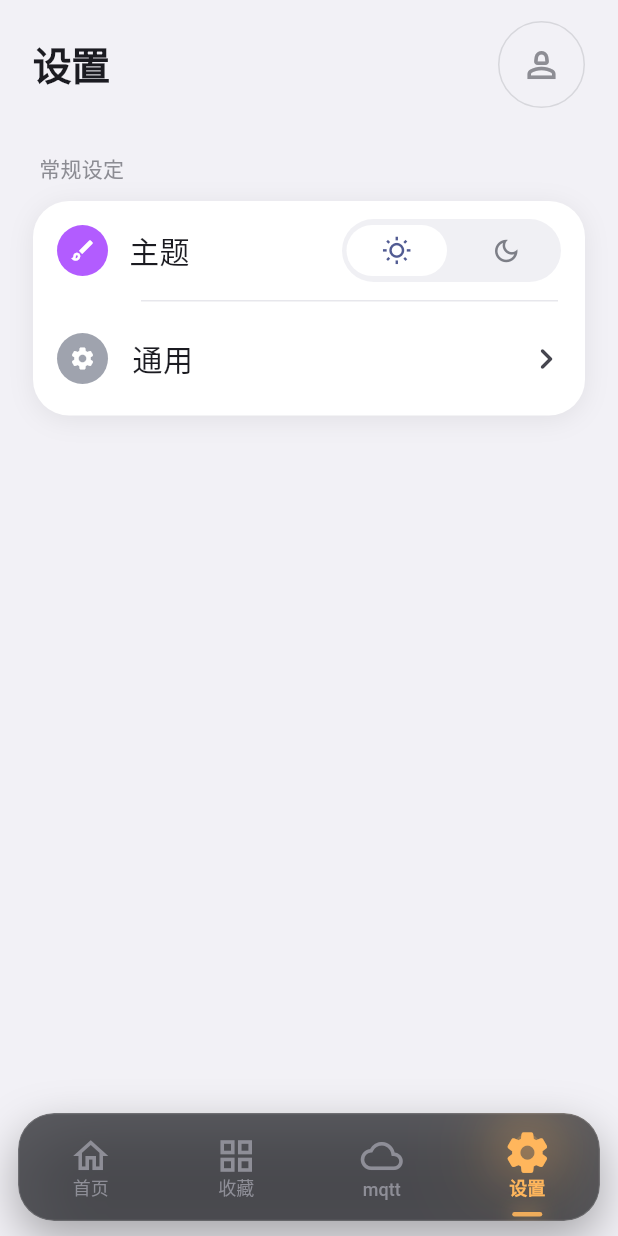
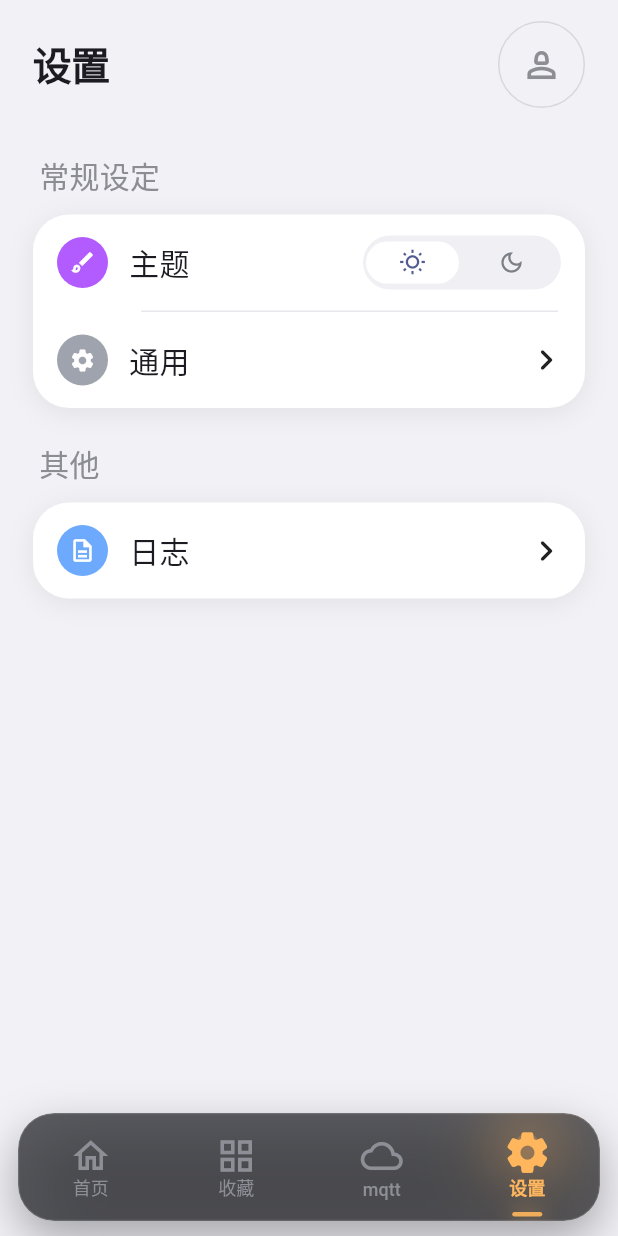
Before and after one commit to ge-fei-fan/galaxy-ios, a Flutter app: the screen it shows after launch, item 4 of the bottom bar chosen, on a phone screen of 412 x 824 dp. Run offline on Flutter 3.47's test engine with Material 3 defaults, Android fonts, the phone set to English and light mode, and no system bars; our stand-ins replace app_links, flutter_local_notifications, hive_flutter, webview_flutter; missing offline and left inert: mqtt_client; accounts and stored records are empty.

Commit message:
样式修改5

```diff
--- a/lib/pages/settings_page.dart
+++ b/lib/pages/settings_page.dart
@@ -1,6 +1,7 @@
 import 'package:flutter/material.dart';
 
 import 'package:galaxy_ios/controllers/mqtt_controller.dart';
+import 'package:galaxy_ios/pages/logs_page.dart';
 import 'package:galaxy_ios/widgets/page_header.dart';
 
 class SettingsPage extends StatelessWidget {
@@ -30,7 +31,9 @@ class SettingsPage extends StatelessWidget {
       body: SafeArea(
         child: Padding(
           padding: const EdgeInsets.fromLTRB(22, 14, 22, 16),
-          child: Column(
+          child: ListView(
+            children: [
+              Column(
                 crossAxisAlignment: CrossAxisAlignment.start,
                 children: [
                   AppPageTitle(
@@ -46,9 +49,9 @@ class SettingsPage extends StatelessWidget {
                     child: Text(
                       '常规设定',
                       style: TextStyle(
-                    fontSize: 14,
+                        fontSize: 20,
                         color: sectionTitleColor,
-                    fontWeight: FontWeight.w500,
+                        fontWeight: FontWeight.w400,
                         letterSpacing: 0.2,
                       ),
                     ),
@@ -73,10 +76,54 @@ class SettingsPage extends StatelessWidget {
                           isDarkMode: isDarkMode,
                           onThemeModeChanged: onThemeModeChanged,
                         ),
-                    Divider(height: 1, indent: 72, endIndent: 18, color: lineColor),
+                        Divider(
+                          height: 1,
+                          indent: 72,
+                          endIndent: 18,
+                          color: lineColor,
+                        ),
                         const _GeneralRow(),
                       ],
                     ),
+                  ),
+                  const SizedBox(height: 22),
+                  Padding(
+                    padding: const EdgeInsets.only(left: 4),
+                    child: Text(
+                      '其他',
+                      style: TextStyle(
+                        fontSize: 20,
+                        color: sectionTitleColor,
+                        fontWeight: FontWeight.w400,
+                        letterSpacing: 0.2,
+                      ),
+                    ),
+                  ),
+                  const SizedBox(height: 12),
+                  Container(
+                    decoration: BoxDecoration(
+                      color: cardColor,
+                      borderRadius: BorderRadius.circular(24),
+                      boxShadow: [
+                        if (!isDark)
+                          const BoxShadow(
+                            color: Color(0x12000000),
+                            blurRadius: 14,
+                            offset: Offset(0, 3),
+                          ),
+                      ],
+                    ),
+                    child: _LogsRow(
+                      onTap: () {
+                        Navigator.of(context).push(
+                          MaterialPageRoute(
+                            builder: (_) => LogsPage(controller: controller),
+                          ),
+                        );
+                      },
+                    ),
+                  ),
+                ],
               ),
             ],
           ),
@@ -114,20 +161,22 @@ class _ThemeRow extends StatelessWidget {
           onTap: onTap,
           child: AnimatedContainer(
             duration: const Duration(milliseconds: 180),
-            margin: const EdgeInsets.all(3),
-            height: 34,
+            margin: const EdgeInsets.all(2),
+            height: 28,
             decoration: BoxDecoration(
               color: active ? activeBg : Colors.transparent,
               borderRadius: BorderRadius.circular(999),
             ),
-            child: Icon(icon, size: 20, color: active ? activeColor : normalColor),
+            child: Icon(icon, size: 18, color: active ? activeColor : normalColor),
           ),
         ),
       );
     }
 
     return Padding(
-      padding: const EdgeInsets.fromLTRB(16, 12, 16, 12),
+      padding: const EdgeInsets.symmetric(horizontal: 16),
+      child: SizedBox(
+        height: 64,
         child: Row(
           children: [
             const CircleAvatar(
@@ -139,12 +188,12 @@ class _ThemeRow extends StatelessWidget {
             const Expanded(
               child: Text(
                 '主题',
-              style: TextStyle(fontSize: 20, fontWeight: FontWeight.w500),
+                style: TextStyle(fontSize: 20, fontWeight: FontWeight.w400),
               ),
             ),
             Container(
-            width: 146,
-            height: 42,
+              width: 132,
+              height: 36,
               decoration: BoxDecoration(
                 color: chipBg,
                 borderRadius: BorderRadius.circular(999),
@@ -166,6 +215,7 @@ class _ThemeRow extends StatelessWidget {
             ),
           ],
         ),
+      ),
     );
   }
 }
@@ -175,20 +225,69 @@ class _GeneralRow extends StatelessWidget {
 
   @override
   Widget build(BuildContext context) {
-    return ListTile(
-      minVerticalPadding: 0,
-      contentPadding: const EdgeInsets.fromLTRB(16, 10, 12, 10),
-      leading: const CircleAvatar(
+    return SizedBox(
+      height: 64,
+      child: InkWell(
+        borderRadius: BorderRadius.circular(24),
+        onTap: () {},
+        child: const Padding(
+          padding: EdgeInsets.fromLTRB(16, 0, 12, 0),
+          child: Row(
+            children: [
+              CircleAvatar(
                 radius: 17,
                 backgroundColor: Color(0xFF9FA3AE),
                 child: Icon(Icons.settings, size: 18, color: Colors.white),
               ),
-      title: const Text(
+              SizedBox(width: 14),
+              Expanded(
+                child: Text(
                   '通用',
-        style: TextStyle(fontSize: 20, fontWeight: FontWeight.w500),
+                  style: TextStyle(fontSize: 20, fontWeight: FontWeight.w400),
                 ),
-      trailing: const Icon(Icons.chevron_right_rounded, size: 28),
-      onTap: () {},
+              ),
+              Icon(Icons.chevron_right_rounded, size: 28),
+            ],
+          ),
+        ),
+      ),
     );
   }
 }
+
+class _LogsRow extends StatelessWidget {
+  const _LogsRow({required this.onTap});
+
+  final VoidCallback onTap;
+
+  @override
+  Widget build(BuildContext context) {
+    return SizedBox(
+      height: 64,
+      child: InkWell(
+        borderRadius: BorderRadius.circular(24),
+        onTap: onTap,
+        child: const Padding(
+          padding: EdgeInsets.fromLTRB(16, 0, 12, 0),
+          child: Row(
+            children: [
+              CircleAvatar(
+                radius: 17,
+                backgroundColor: Color(0xFF6DAAFD),
+                child: Icon(Icons.description_outlined, size: 18, color: Colors.white),
+              ),
+              SizedBox(width: 14),
+              Expanded(
+                child: Text(
+                  '日志',
+                  style: TextStyle(fontSize: 20, fontWeight: FontWeight.w400),
+                ),
+              ),
+              Icon(Icons.chevron_right_rounded, size: 28),
+            ],
+          ),
+        ),
+      ),
+    );
+  }
+}
```
Also changed, not shown: lib/pages/logs_page.dart (added, +159 -0 lines). Lines whose indentation alone changed are shown as unchanged.
